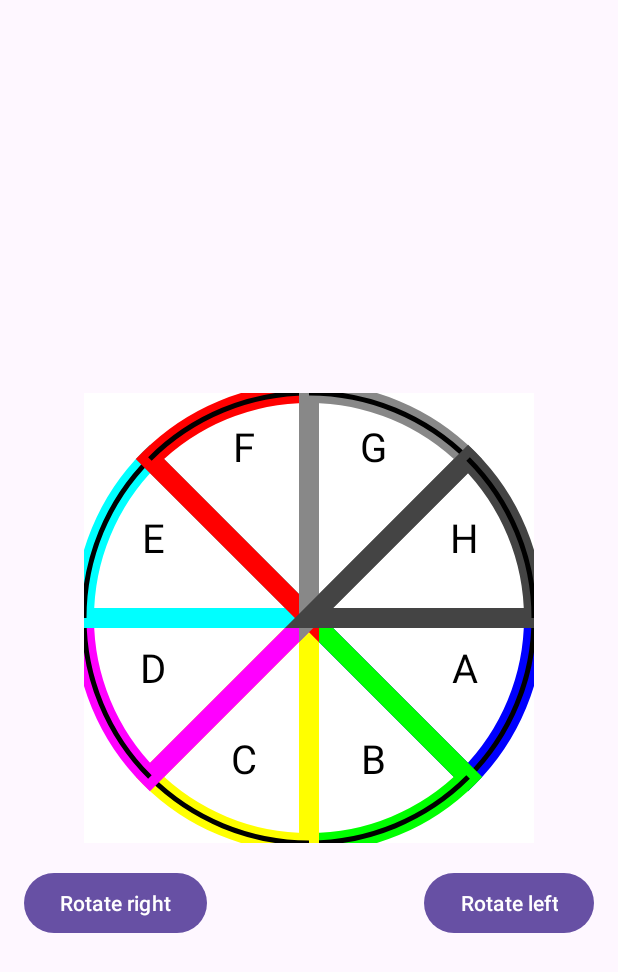
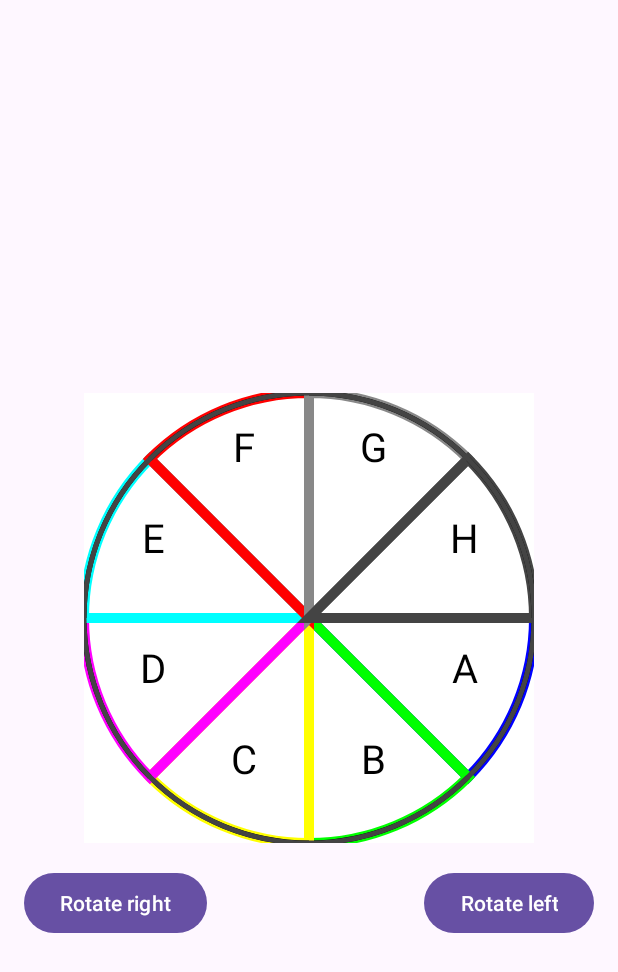
Before and after one commit to alanoudnasser/graphicalPassword, an Android app: the screen it shows after launch (MainActivity), on a phone screen of 412 x 824 dp. Shown: the top 972 px of the screen. Run offline under Robolectric (Android 15) with nearby library versions, the phone set to English and light mode, and no system bars.

Commit message:
letters rotation

```diff
--- a/app/src/main/java/com/example/graphpassword/WheelView.java
+++ b/app/src/main/java/com/example/graphpassword/WheelView.java
@@ -76,13 +76,11 @@ public class WheelView extends View {
         // Set the background color to white
         canvas.drawColor(Color.WHITE);
 
-        canvas.rotate(rotationAngle, width / 2f, height / 2f);
-
-        linePaint.setStrokeWidth(5);  // Adjust the stroke width to make the line thinner
-        linePaint.setColor(Color.BLACK);  // Set the color to black for darker lines
-
         int startAngle = 0;
         int sweepAngle = 360 / NUM_SECTORS;
+
+        edgePaint.setStrokeWidth(10);  // Adjust the stroke width to make the edges thinner
+        edgePaint.setColor(Color.BLACK);  // Set the color to black for darker edges
 
         for (int i = 0; i < NUM_SECTORS; i++) {
             int endAngle = startAngle + sweepAngle;
@@ -103,17 +101,26 @@ public class WheelView extends View {
             linePath.arcTo(sectorRect, startAngle, sweepAngle);
             canvas.drawPath(linePath, linePaint);
 
-            // Draw the alphabet in the center of the sector
+            // Draw the alphabet in the center of the sector with rotation
             float centerX = width / 2f;
             float centerY = height / 2f;
             float angle = (startAngle + endAngle) / 2f;
             float x = centerX + (float) (radius * 0.75 * Math.cos(Math.toRadians(angle)));
             float y = centerY + (float) (radius * 0.75 * Math.sin(Math.toRadians(angle)));
+
+            canvas.save();  // Save the canvas state
+            canvas.rotate(rotationAngle, centerX, centerY);  // Apply rotation transformation
             canvas.drawText(ALPHABETS[i], x, y, textPaint);
+            canvas.restore();  // Restore the canvas state
 
             // Update the start angle for the next sector
             startAngle = endAngle;
         }
+
+        // Draw an outer stroke for the circle
+        edgePaint.setStrokeWidth(5);  // Adjust the stroke width as needed
+        edgePaint.setStyle(Paint.Style.STROKE);
+        canvas.drawCircle(width / 2f, height / 2f, radius, edgePaint);
     }
 
     public void rotateClockwise() {
```
